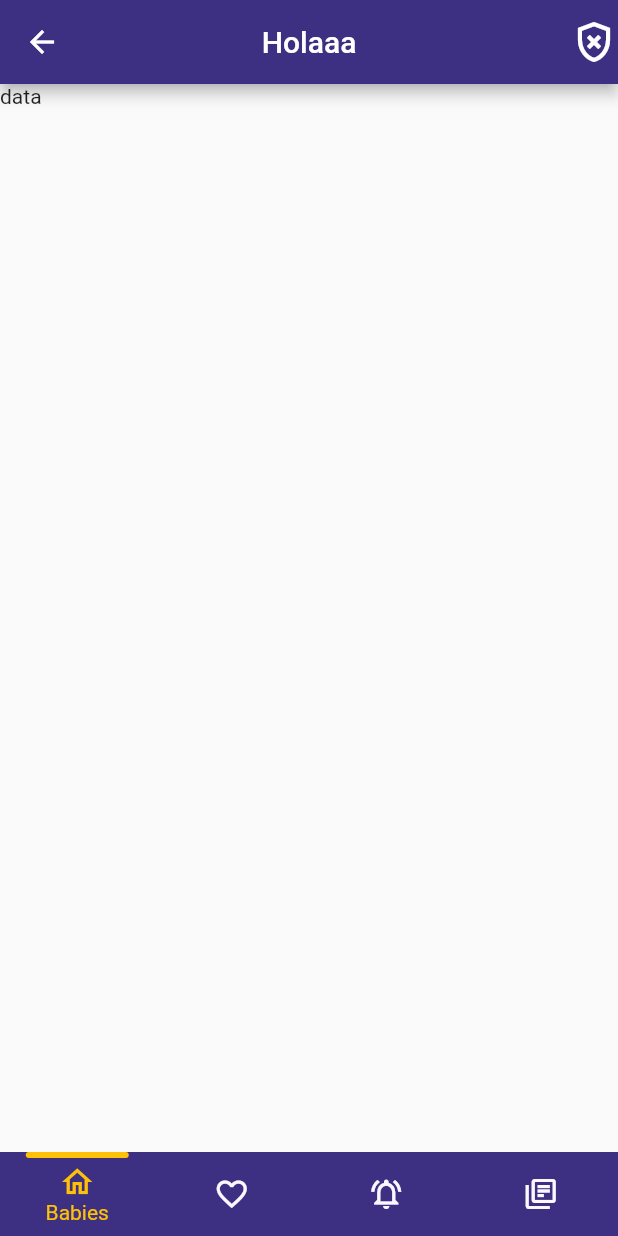
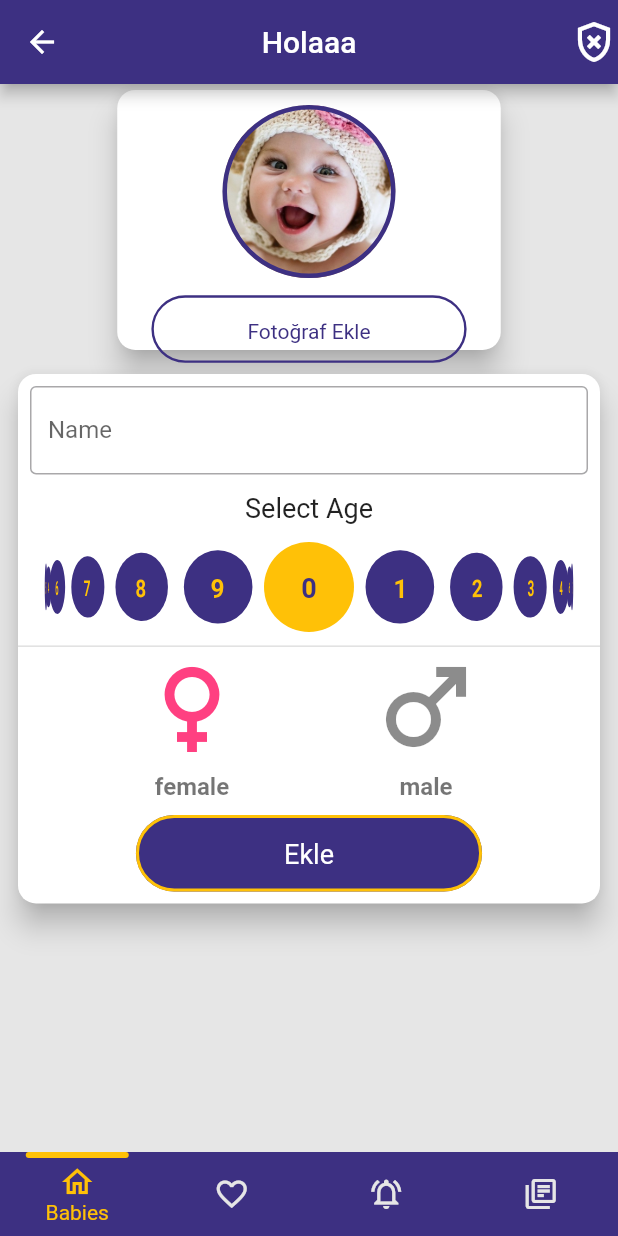
Before and after one commit to tolgasozbir/Baby_Growth_Tracker, a Flutter app: the BabiesView screen opened by its route, after a tap on the "add" icon, on a phone screen of 412 x 824 dp. Run offline on Flutter 3.47's test engine with Material 2 defaults, Android fonts, the phone set to English and light mode, and no system bars; drawn by our look-alikes of flutter_snake_navigationbar; our stand-ins replace auto_route, flutter_spinkit; statements that could not run were skipped.

Commit message:
baby addition screen has been redesigned

```diff
--- a/lib/constants/app_styles.dart
+++ b/lib/constants/app_styles.dart
@@ -1,6 +1,8 @@
 import 'package:flutter/material.dart';
 
 class AppStyles {
+  AppStyles._();
+
   static const TextStyle h1 =         TextStyle(fontSize: 34, fontWeight: FontWeight.bold, height: 1.5);
   static const TextStyle h2 =         TextStyle(fontSize: 28, fontWeight: FontWeight.w400, height: 1.5);
   static const TextStyle h3Regular =  TextStyle(fontSize: 24, fontWeight: FontWeight.w400, height: 1.5);
@@ -14,3 +16,9 @@ class AppStyles {
   static const TextStyle h7Regular =  TextStyle(fontSize: 12, fontWeight: FontWeight.w400, height: 1.5);
   static const TextStyle h7Bold =     TextStyle(fontSize: 12, fontWeight: FontWeight.bold, height: 1.5);
 }
+
+class AppPaddings {
+  AppPaddings._();
+
+  static const EdgeInsets padding8 = EdgeInsets.all(8.0);
+}
--- /dev/null
+++ b/lib/extensions/widget_extension.dart
@@ -0,0 +1,5 @@
+import 'package:flutter/cupertino.dart';
+
+extension WidgetExtension on Widget{
+  Widget wrapPadding(EdgeInsets edgeInsets) => Padding(padding: edgeInsets, child: this,);
+}
--- a/lib/routes/app_router.dart
+++ b/lib/routes/app_router.dart
@@ -2,9 +2,13 @@ import 'package:auto_route/auto_route.dart';
 import 'package:auto_route/empty_router_widgets.dart';
 import 'package:baby_growth_tracker/screens/dashboard/babies/add_baby_view.dart';
 import 'package:baby_growth_tracker/screens/dashboard/babies/babies_view.dart';
+import 'package:baby_growth_tracker/screens/dashboard/blog/blog_view.dart';
 import 'package:baby_growth_tracker/screens/dashboard/dashboard_view.dart';
+import 'package:baby_growth_tracker/screens/dashboard/reminders/reminders_view.dart';
 import 'package:baby_growth_tracker/screens/splash/splash_view.dart';
 import 'package:flutter/material.dart';
+
+import '../screens/dashboard/memories/memories_view.dart';
 
 part 'app_router.gr.dart';
 
@@ -36,6 +40,21 @@ part 'app_router.gr.dart';
             ),
           ],
         ),
+        AutoRoute(
+          page: MemoriesView,
+          name: "memories",
+          initial: true,
+        ),
+        AutoRoute(
+          page: ReminderView,
+          name: "reminders",
+          initial: true,
+        ),
+        AutoRoute(
+          page: BlogView,
+          name: "blog",
+          initial: true,
+        ),
       ],
     ),
   ],
--- a/lib/screens/dashboard/babies/add_baby_view.dart
+++ b/lib/screens/dashboard/babies/add_baby_view.dart
@@ -1,12 +1,119 @@
+import 'package:baby_growth_tracker/constants/app_styles.dart';
+import 'package:baby_growth_tracker/extensions/context_extension.dart';
+import 'package:baby_growth_tracker/extensions/widget_extension.dart';
+import 'package:baby_growth_tracker/widgets/app_text_form_field.dart';
+import 'package:baby_growth_tracker/widgets/bordered_button.dart';
+import 'package:baby_growth_tracker/widgets/gender_radio_icon.dart';
 import 'package:flutter/material.dart';
+import '../../../widgets/age_horizontal_list_wheel.dart';
 
-class AddBabyView extends StatelessWidget {
+class AddBabyView extends StatefulWidget {
   const AddBabyView({super.key});
 
   @override
+  State<AddBabyView> createState() => _AddBabyViewState();
+}
+
+class _AddBabyViewState extends State<AddBabyView> {
+  @override
   Widget build(BuildContext context) {
-    return Container(
-      child: Text("data"),
+    return Scaffold(
+      backgroundColor: context.colorScheme.background,
+      body: _bodyView()
     );
   }
+
+  SingleChildScrollView _bodyView() {
+    return SingleChildScrollView(
+      physics: BouncingScrollPhysics(),
+      child: Column(
+        children: [
+          babyImageCard(),
+          addBabyForm(),
+        ],
+      ),
+    );
+  }
+
+  SizedBox babyImageCard() {
+    return SizedBox(
+        height: context.dynamicWidth(0.44),
+        width: context.dynamicWidth(0.64),
+        child: Card(
+          elevation: 8,
+          shape: RoundedRectangleBorder(borderRadius: BorderRadius.circular(12)),
+          child: Column(
+            children: [
+              circleImage(),
+              addPhotoButton(),
+            ],
+          ),
+        ),
+      );
+  }
+
+  Padding circleImage() {
+    return Padding(
+      padding: const EdgeInsets.all(10.0),
+      child: SizedBox.square(
+        dimension: context.dynamicHeight(0.14),
+        child: DecoratedBox(
+          decoration: BoxDecoration(
+            shape: BoxShape.circle,
+            border: Border.all(color: context.colorScheme.primary, width: 3.0, style: BorderStyle.solid),
+            image: DecorationImage(
+              fit: BoxFit.cover,
+              image: AssetImage("assets/images/img_default_baby.jpg"),
+            )
+          ),
+        ),
+      )
+    );
+  }
+
+  BorderedButton addPhotoButton() {
+    return BorderedButton(
+      padding: EdgeInsets.zero,
+      child: Text("Fotoğraf Ekle", style: AppStyles.h6Regular.copyWith(color: context.colorScheme.primary)),
+      onPressed: () {
+      },
+    );
+  }
+
+  Padding addBabyForm() {
+    return Padding(
+      padding: const EdgeInsets.all(8.0),
+      child: Card(
+        elevation: 8,
+        shape: RoundedRectangleBorder(borderRadius: BorderRadius.all(Radius.circular(12))),
+        child: Column(
+          children: [
+            Column(
+              children: [
+                AppTextFormField(labelText: "Name",).wrapPadding(AppPaddings.padding8),
+                AgeHorizontalListWheel(selectedItem: (value) => print(value)),
+                GenderRadioIcons(onChanged: (Gender gender) => print(gender),),
+                saveButton(),
+              ],
+            ),
+          ],
+        ),
+      ),
+    );
+  }
+
+  BorderedButton saveButton() {
+    return BorderedButton(
+      btnWidth: context.dynamicWidth(0.56),
+      backgroundColor: context.colorScheme.primary,
+      borderColor: context.colorScheme.onPrimary,
+      splashColor: context.colorScheme.onPrimary,
+      borderWidth: 2,
+      child: Text("Ekle", style: AppStyles.h4Regular.copyWith(color: context.colorScheme.onSecondary)),
+      onPressed: () => null,
+    );
+  }
+
+
+
 }
--- a/lib/screens/dashboard/babies/babies_view.dart
+++ b/lib/screens/dashboard/babies/babies_view.dart
@@ -16,9 +16,7 @@ class _BabiesViewState extends State<BabiesView> {
   Widget build(BuildContext context) {
     return Scaffold(
       floatingActionButton: FloatingActionButton(
-        onPressed: (){
-          context.router.push(AddBabyRoute());
-        },
+        onPressed: ()=> context.router.push(AddBabyRoute()),
         child: Icon(Icons.add,),
       ),
       body: _bodyView(),
--- /dev/null
+++ b/lib/screens/dashboard/blog/blog_view.dart
@@ -0,0 +1,15 @@
+import 'package:flutter/material.dart';
+
+class BlogView extends StatelessWidget {
+  const BlogView({super.key});
+
+  @override
+  Widget build(BuildContext context) {
+    return Container(
+      width: double.infinity,
+      height: double.infinity,
+      color: Colors.amber,
+      child: Text("blog"),
+    );
+  }
+}
--- a/lib/screens/dashboard/dashboard_view.dart
+++ b/lib/screens/dashboard/dashboard_view.dart
@@ -16,9 +16,9 @@ class _DashboardViewState extends State<DashboardView> {
 
   List<PageRouteInfo<dynamic>> _routes = [
     BabiesViewFullRoute(),
-    BabiesViewFullRoute(),
-    BabiesViewFullRoute(),
-    BabiesViewFullRoute(),
+    Memories(),
+    Reminders(),
+    Blog(),
   ];
 
   @override
@@ -28,10 +28,12 @@ class _DashboardViewState extends State<DashboardView> {
       routes: _routes,
       builder: (context, child, pageController) {
         final tabsRouter = AutoTabsRouter.of(context);
-        return Scaffold(
-          appBar: _appBar(context),
-          body: SafeArea(child: child),
-          bottomNavigationBar: _navBar(tabsRouter, pageController),
+        return SafeArea(
+          child: Scaffold(
+            appBar: _appBar(context),
+            body: child,
+            bottomNavigationBar: _navBar(tabsRouter, pageController),
+          ),
         );
       },
     );
--- /dev/null
+++ b/lib/screens/dashboard/memories/memories_view.dart
@@ -0,0 +1,16 @@
+
+import 'package:flutter/material.dart';
+
+class MemoriesView extends StatelessWidget {
+  const MemoriesView({super.key});
+
+  @override
+  Widget build(BuildContext context) {
+    return Container(
+            width: double.infinity,
+      height: double.infinity,
+      color: Colors.red,
+      child: Text("Memories"),
+    );
+  }
+}
--- /dev/null
+++ b/lib/screens/dashboard/reminders/reminders_view.dart
@@ -0,0 +1,15 @@
+import 'package:flutter/material.dart';
+
+class ReminderView extends StatelessWidget {
+  const ReminderView({super.key});
+
+  @override
+  Widget build(BuildContext context) {
+    return Container(
+            width: double.infinity,
+      height: double.infinity,
+      color: Colors.green,
+      child: Text("reminder"),
+    );
+  }
+}
--- a/lib/theme/app_theme.dart
+++ b/lib/theme/app_theme.dart
@@ -14,6 +14,7 @@ class AppTheme {
         onPrimary: Colors.amber,
         secondary: Color(0xFF3D3082),
         onSecondary: Colors.white,
+        background: Color(0xFFE6E6E6),
       ),
       iconTheme: IconThemeData(color: Colors.white),
       appBarTheme: AppBarTheme(
--- a/lib/utilities/route_helper.dart
+++ /dev/null
@@ -1,11 +0,0 @@
-import 'package:flutter/material.dart';
-
-class RouteHelper {
-  RouteHelper._();
-
-  static void goRoute(BuildContext context, Widget page, {bool removeUntil = false}) {
-    removeUntil
-      ? Navigator.pushAndRemoveUntil(context, MaterialPageRoute(builder: (context)=> page), (route) => false)
-      : Navigator.push(context, MaterialPageRoute(builder: (context)=> page));
-  }
-}
--- /dev/null
+++ b/lib/widgets/age_horizontal_list_wheel.dart
@@ -0,0 +1,72 @@
+import 'package:baby_growth_tracker/constants/app_styles.dart';
+import 'package:baby_growth_tracker/extensions/context_extension.dart';
+import 'package:flutter/material.dart';
+
+class AgeHorizontalListWheel extends StatefulWidget {
+  const AgeHorizontalListWheel({super.key, this.selectedItem});
+
+  final ValueChanged<int>? selectedItem;
+
+  @override
+  State<AgeHorizontalListWheel> createState() => _HorizontalListWheelState();
+}
+
+class _HorizontalListWheelState extends State<AgeHorizontalListWheel> {
+  final Duration _animationDuration = Duration(milliseconds: 400);
+  final double _unSelectedItemWidth = 50.0;
+  final double _selectedItemWidth = 60.0;
+  final double _perspective = 0.005;
+  final int _itemCount = 10;
+  final double _height = 80;
+  int _selectedItem = 0;
+
+  @override
+  Widget build(BuildContext context) {
+    return Column(
+      mainAxisSize: MainAxisSize.max,
+      children: [
+        Text("Select Age", style: AppStyles.h4Regular,),
+        SizedBox(
+          height: _height,
+          child: RotatedBox(
+            quarterTurns: -1,
+            child: ListWheelScrollView.useDelegate(
+              itemExtent: _selectedItemWidth,
+              perspective: _perspective,
+              clipBehavior: Clip.none,
+              renderChildrenOutsideViewport: true,
+              onSelectedItemChanged: (selectedItem) {
+                setState(()=> _selectedItem = selectedItem);
+                widget.selectedItem?.call(_selectedItem);
+              },
+              childDelegate: ListWheelChildLoopingListDelegate(
+                children: List.generate(_itemCount, (index) => RotatedBox(
+                  quarterTurns: 1,
+                  child: AnimatedContainer(
+                    duration: _animationDuration,
+                    width: index == _selectedItem ? _selectedItemWidth : _unSelectedItemWidth,
+                    height: index == _selectedItem ? _selectedItemWidth : _unSelectedItemWidth,
+                    alignment: Alignment.center,
+                    decoration: BoxDecoration(
+                      color: index == _selectedItem ? context.colorScheme.onPrimary : context.colorScheme.primary,
+                      shape: BoxShape.circle
+                    ),
+                    child: Text(
+                      '$index',
+                      style: AppStyles.h4Bold.copyWith(
+                        color: index == _selectedItem
+                          ? context.colorScheme.primary
+                          : context.colorScheme.onPrimary,
+                      ),
+                    ),
+                  ),
+                )),
+              ),
+            )
+          ),
+        ),
+        Divider(thickness: 1, height: 0,),
+      ],
+    );
+  }
+}
--- a/lib/widgets/app_navigation_bar.dart
+++ b/lib/widgets/app_navigation_bar.dart
@@ -53,7 +53,6 @@ class _AppNavigationBarState extends State<AppNavigationBar> {
         _currentIndex = index;
         widget.onTap?.call(index);
         context.router.popTop();
-        setState(() {});
       },
     );
   }
--- /dev/null
+++ b/lib/widgets/app_text_form_field.dart
@@ -0,0 +1,21 @@
+import 'package:flutter/material.dart';
+
+class AppTextFormField extends TextFormField {
+  final String? Function(String?)? validator;
+  final String? hintText;
+  final String? labelText;
+
+  AppTextFormField({
+    this.hintText,
+    this.labelText,
+    this.validator,
+  }) : super(
+    validator: validator,
+    textCapitalization: TextCapitalization.sentences,
+    decoration: InputDecoration(
+      border: OutlineInputBorder(),
+      hintText: hintText,
+      labelText: labelText,
+    ),
+  );
+}
--- /dev/null
+++ b/lib/widgets/bordered_button.dart
@@ -0,0 +1,51 @@
+import 'package:baby_growth_tracker/extensions/context_extension.dart';
+import 'package:baby_growth_tracker/extensions/widget_extension.dart';
+import 'package:flutter/material.dart';
+
+class BorderedButton extends StatelessWidget {
+  const BorderedButton({
+    super.key,
+    this.btnWidth,
+    this.btnHeight,
+    this.backgroundColor,
+    this.borderColor,
+    this.borderWidth,
+    this.margin,
+    this.padding,
+    this.splashColor,
+    required this.child,
+    required this.onPressed
+  });
+
+  final double? btnWidth;
+  final double? btnHeight;
+  final Color? backgroundColor;
+  final Color? borderColor;
+  final double? borderWidth;
+  final EdgeInsets? margin;
+  final EdgeInsets? padding;
+  final Color? splashColor;
+  final Widget child;
+  final VoidCallback onPressed;
+
+  @override
+  Widget build(BuildContext context) {
+    return SizedBox(
+      width: btnWidth,
+      height: btnHeight,
+      child: OutlinedButton(
+        style: OutlinedButton.styleFrom(
+          foregroundColor: splashColor,
+          backgroundColor: backgroundColor,
+          shape: StadiumBorder(),
+          side: BorderSide(
+            color: borderColor ?? context.colorScheme.primary,
+            width: borderWidth ?? 1.6,
+          ),
+        ),
+        child: child.wrapPadding(margin ?? const EdgeInsets.symmetric(vertical: 12, horizontal: 48)),
+        onPressed: onPressed,
+      ),
+    ).wrapPadding(padding ?? const EdgeInsets.all(8.0));
+  }
+}
--- /dev/null
+++ b/lib/widgets/gender_radio_icon.dart
@@ -0,0 +1,62 @@
+import 'package:baby_growth_tracker/constants/app_styles.dart';
+import 'package:flutter/material.dart';
+
+enum Gender { female, male }
+
+extension GenderExtension on Gender{
+  String get getName {
+    return this.name;
+  }
+}
+
+class GenderRadioIcons extends StatefulWidget {
+  const GenderRadioIcons({super.key, required this.onChanged});
+
+  final ValueChanged<Gender> onChanged;
+
+  @override
+  State<GenderRadioIcons> createState() => _GenderRadioIconsState();
+}
+
+class _GenderRadioIconsState extends State<GenderRadioIcons> {
+  Gender _genderValue = Gender.female;
+  double _iconSize = 80;
+
+  @override
+  Widget build(BuildContext context) {
+    return Row(
+      mainAxisAlignment: MainAxisAlignment.spaceEvenly,
+      children: Gender.values.map((gender) => InkWell(
+        splashColor: Colors.transparent,
+        highlightColor: Colors.transparent,
+        onTap: () {
+          setState(() {
+            _genderValue = gender;
+            widget.onChanged.call(_genderValue);
+          });
+        },
+        child: Column(
+          children: [
+            gender == Gender.female
+              ? Icon(
+                  Icons.female,
+                  size: _iconSize,
+                  color: _genderValue == Gender.female
+                    ? Colors.pinkAccent
+                    : Colors.black45
+                  )
+              : Icon(
+                  Icons.male,
+                  size: _iconSize,
+                  color: _genderValue == Gender.male
+                    ? Colors.blueAccent
+                    : Colors.black45
+                ),
+            Text(gender.getName, style: AppStyles.h5Bold.copyWith(color: Colors.black54),)
+          ],
+        ),
+      )).toList(),
+    );
+  }
+
+}
```
Also changed, not shown: lib/routes/app_router.gr.dart, 1 other file.
